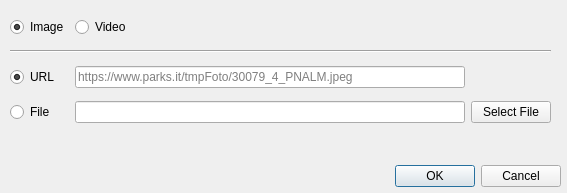
Old version of the form wadas/ui/qt/select_test_mode_input.ui in the repository stefanodellosa-personal/WADAS.
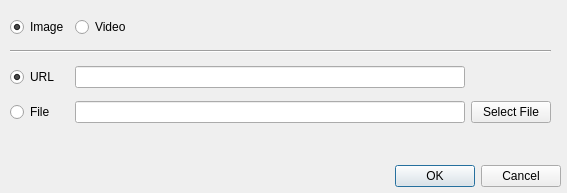
New version of the form.

What changed in the file:
```diff
--- a/wadas/ui/qt/select_test_mode_input.ui
+++ b/wadas/ui/qt/select_test_mode_input.ui
@@ -102,7 +102,7 @@
     <item row="2" column="1">
      <widget class="QLineEdit" name="lineEdit_url">
       <property name="placeholderText">
-       <string>https://www.parks.it/tmpFoto/30079_4_PNALM.jpeg</string>
+       <string/>
       </property>
      </widget>
     </item>
```
